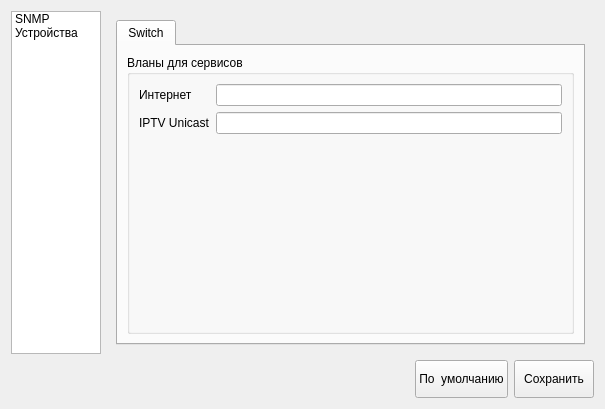
Old version of the form gui/settingspagewidget.ui in the repository cwlan2016/access-manager.
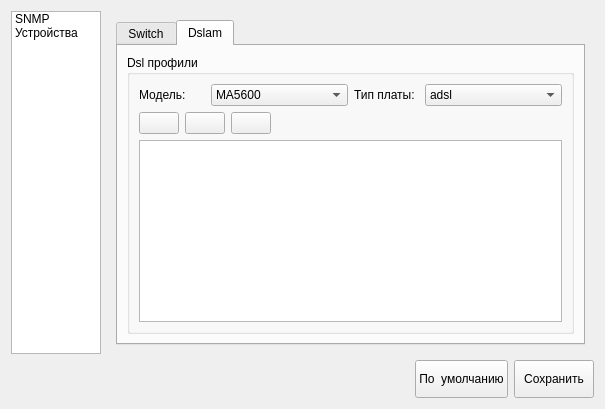
New version of the form. The open tabs and pages were chosen to show the change. Icons and pictures are not drawn.

Commit message: Add model and config classes for dsl profiles. Add settings page to SettingsPageWidget. Begin integration new functionality.

```diff
--- a/gui/settingspagewidget.ui
+++ b/gui/settingspagewidget.ui
@@ -125,7 +125,7 @@
          <item>
           <widget class="QTabWidget" name="deviceTabWidget">
            <property name="currentIndex">
-            <number>0</number>
+            <number>1</number>
            </property>
            <widget class="QWidget" name="switchTab">
             <attribute name="title">
@@ -163,6 +163,149 @@
              </item>
             </layout>
            </widget>
+           <widget class="QWidget" name="dslamTab">
+            <attribute name="title">
+             <string>Dslam</string>
+            </attribute>
+            <layout class="QVBoxLayout" name="verticalLayout_6">
+             <item>
+              <widget class="QGroupBox" name="dsDslProfileGroupBox">
+               <property name="title">
+                <string>Dsl профили</string>
+               </property>
+               <layout class="QGridLayout" name="gridLayout">
+                <item row="0" column="1" colspan="2">
+                 <widget class="QComboBox" name="dsDeviceModelComboBox">
+                  <item>
+                   <property name="text">
+                    <string>MA5600</string>
+                   </property>
+                  </item>
+                  <item>
+                   <property name="text">
+                    <string>MA5300</string>
+                   </property>
+                  </item>
+                  <item>
+                   <property name="text">
+                    <string>MXA-32</string>
+                   </property>
+                  </item>
+                  <item>
+                   <property name="text">
+                    <string>MXA-64</string>
+                   </property>
+                  </item>
+                 </widget>
+                </item>
+                <item row="3" column="0" colspan="6">
+                 <widget class="QTableView" name="dsDslProfileTableView">
+                  <property name="editTriggers">
+                   <set>QAbstractItemView::EditKeyPressed</set>
+                  </property>
+                 </widget>
+                </item>
+                <item row="0" column="0">
+                 <widget class="QLabel" name="dsDeviceLabel">
+                  <property name="text">
+                   <string>Модель:</string>
+                  </property>
+                 </widget>
+                </item>
+                <item row="1" column="0" colspan="6">
+                 <layout class="QHBoxLayout" name="dsEditProfileButtonsHLayout">
+                  <item>
+                   <widget class="QPushButton" name="dsAddProfileButton">
+                    <property name="toolTip">
+                     <string>Добавить новый DSL профиль...</string>
+                    </property>
+                    <property name="text">
+                     <string/>
+                    </property>
+                    <property name="icon">
+                     <iconset resource="../resource.qrc">
+                      <normaloff>:/images/add.png</normaloff>:/images/add.png</iconset>
+                    </property>
+                   </widget>
+                  </item>
+                  <item>
+                   <widget class="QPushButton" name="dsEditProfileButton">
+                    <property name="toolTip">
+                     <string>Отредактировать информацию о Dsl профиле...</string>
+                    </property>
+                    <property name="text">
+                     <string/>
+                    </property>
+                    <property name="icon">
+                     <iconset resource="../resource.qrc">
+                      <normaloff>:/images/edit.png</normaloff>:/images/edit.png</iconset>
+                    </property>
+                   </widget>
+                  </item>
+                  <item>
+                   <widget class="QPushButton" name="dsRemoveProfileButton">
+                    <property name="toolTip">
+                     <string>Удалить существующий DSL профиль...</string>
+                    </property>
+                    <property name="text">
+                     <string/>
+                    </property>
+                    <property name="icon">
+                     <iconset resource="../resource.qrc">
+                      <normaloff>:/images/remove.png</normaloff>:/images/remove.png</iconset>
+                    </property>
+                   </widget>
+                  </item>
+                  <item>
+                   <spacer name="horizontalSpacer_2">
+                    <property name="orientation">
+                     <enum>Qt::Horizontal</enum>
+                    </property>
+                    <property name="sizeHint" stdset="0">
+                     <size>
+                      <width>40</width>
+                      <height>20</height>
+                     </size>
+                    </property>
+                   </spacer>
+                  </item>
+                 </layout>
+                </item>
+                <item row="0" column="3">
+                 <widget class="QLabel" name="dsTypeBoardLabel">
+                  <property name="sizePolicy">
+                   <sizepolicy hsizetype="Preferred" vsizetype="Preferred">
+                    <horstretch>0</horstretch>
+                    <verstretch>0</verstretch>
+                   </sizepolicy>
+                  </property>
+                  <property name="text">
+                   <string>Тип платы:</string>
+                  </property>
+                  <property name="scaledContents">
+                   <bool>false</bool>
+                  </property>
+                 </widget>
+                </item>
+                <item row="0" column="4" colspan="2">
+                 <widget class="QComboBox" name="dsTypeBoardComboBox">
+                  <item>
+                   <property name="text">
+                    <string>adsl</string>
+                   </property>
+                  </item>
+                  <item>
+                   <property name="text">
+                    <string>shdsl</string>
+                   </property>
+                  </item>
+                 </widget>
+                </item>
+               </layout>
+              </widget>
+             </item>
+            </layout>
+           </widget>
           </widget>
          </item>
         </layout>
```
Left out of the diff: 22 changed lines with no effect on the pictures. The commit also changes 27 other files.
